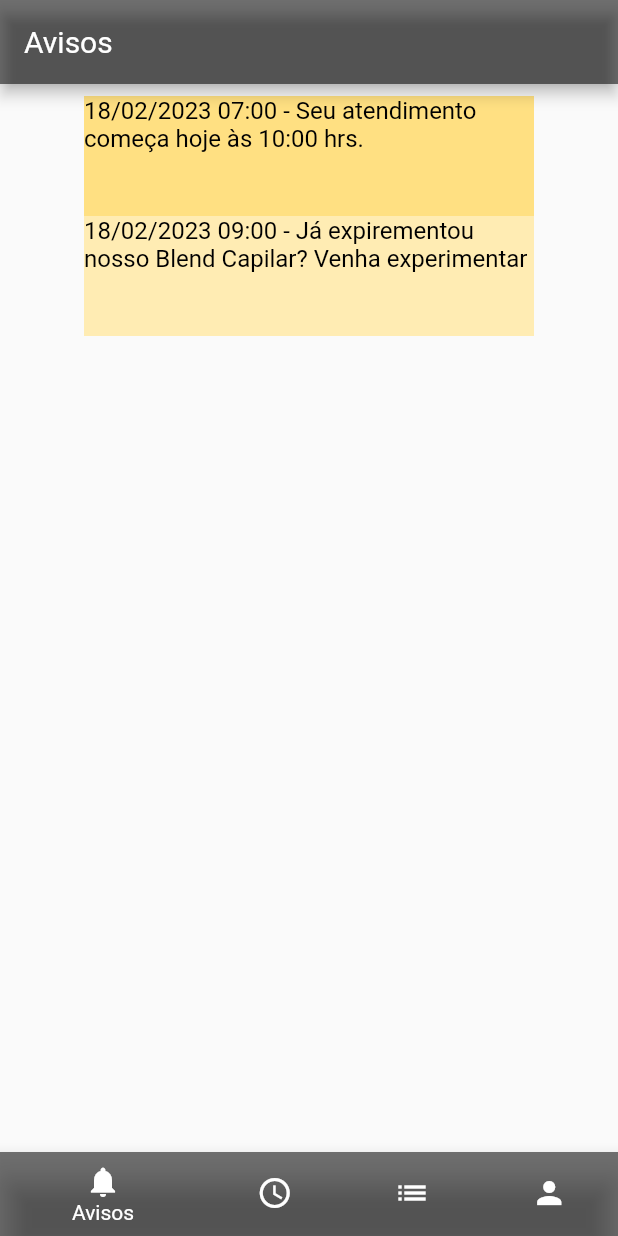
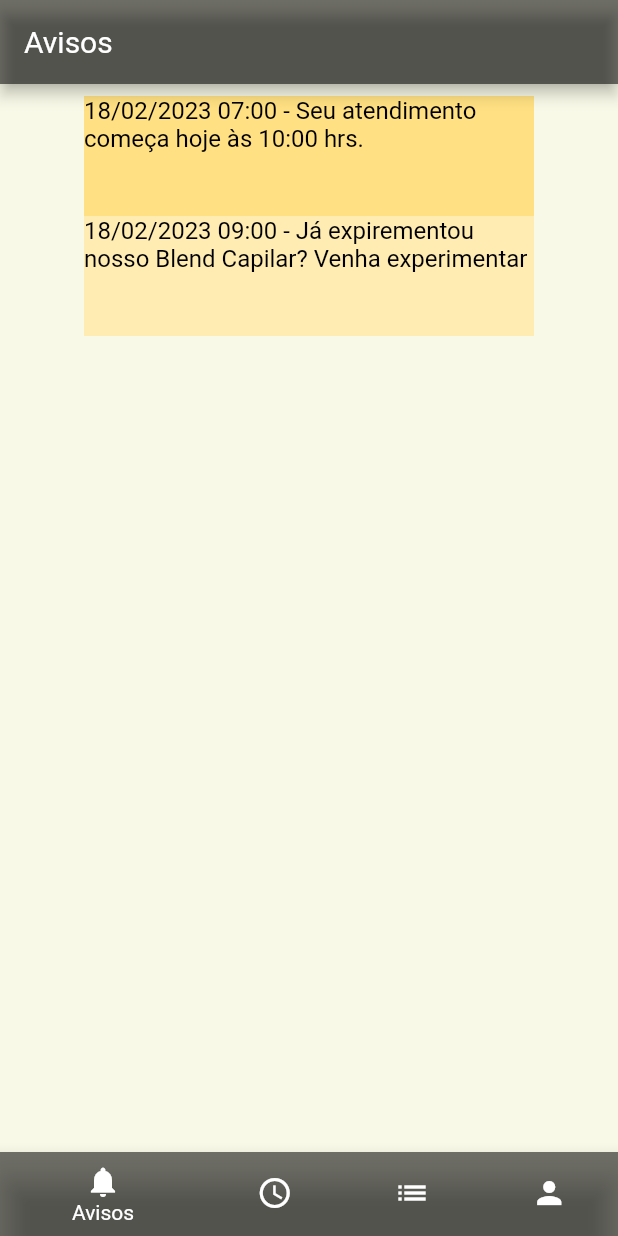
Before and after one commit to KevynSantos/barber_shop_freestyle, a Flutter app: the screen it shows after launch, after a tap on "Fazer Login", on a phone screen of 412 x 824 dp. Run offline on Flutter 3.47's test engine with Material 2 defaults, Android fonts, the phone set to English and light mode, and no system bars; our stand-ins replace camera, flutter_bloc, flutter_secure_storage, mask_text_input_formatter; Roboto replaces fonts that are missing (Arial).

Commit message:
Alterando cor de fundo da tela home

```diff
--- a/lib/fields/NavigatiorBar.dart
+++ b/lib/fields/NavigatiorBar.dart
@@ -156,6 +156,7 @@ class _MyStatefulWidgetState extends State<MyStatefulWidget> {
   @override
   Widget build(BuildContext context) {
     return Scaffold(
+      backgroundColor: Color(0xfff8f9e7),
       appBar: AppBar(
         title: Text(getTitleFromTab(_selectedIndex),style: TextStyle(fontSize: 20)),
         backgroundColor: Colors.black54,
```
